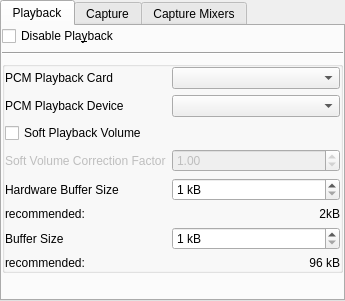
Above: plugins/alsa-sound/alsa-sound-configuration-ui.ui from pbek/kradio before the change. Below: the same form after it.
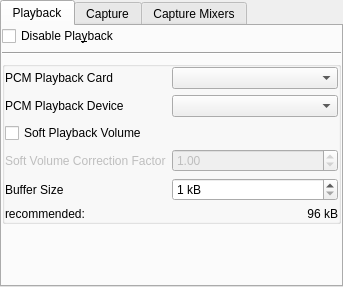
That is the form after the change. Custom widgets are drawn as their Qt base class.

Commit message: First step towards simplified alsa interface

The edit to the form file:
```diff
--- a/plugins/alsa-sound/alsa-sound-configuration-ui.ui
+++ b/plugins/alsa-sound/alsa-sound-configuration-ui.ui
@@ -6,8 +6,8 @@
    <rect>
     <x>0</x>
     <y>0</y>
-    <width>345</width>
-    <height>301</height>
+    <width>343</width>
+    <height>287</height>
    </rect>
   </property>
   <property name="windowTitle">
@@ -56,16 +56,6 @@
           <property name="margin">
            <number>0</number>
           </property>
-          <item row="4" column="0">
-           <widget class="QLabel" name="textLabel2_2_2">
-            <property name="text">
-             <string>Hardware Buffer Size</string>
-            </property>
-            <property name="wordWrap">
-             <bool>false</bool>
-            </property>
-           </widget>
-          </item>
           <item row="3" column="1">
            <widget class="QDoubleSpinBox" name="sbSoftVolumeCorrection">
             <property name="enabled">
@@ -89,31 +79,6 @@
             </property>
            </widget>
           </item>
-          <item row="4" column="1">
-           <widget class="KIntSpinBox" name="editHWBufferSize">
-            <property name="sizePolicy">
-             <sizepolicy hsizetype="MinimumExpanding" vsizetype="Fixed">
-              <horstretch>0</horstretch>
-              <verstretch>0</verstretch>
-             </sizepolicy>
-            </property>
-            <property name="suffix">
-             <string> kB</string>
-            </property>
-            <property name="minimum">
-             <number>1</number>
-            </property>
-            <property name="maximum">
-             <number>1024</number>
-            </property>
-            <property name="maxValue" stdset="0">
-             <number>1024</number>
-            </property>
-            <property name="minValue" stdset="0">
-             <number>1</number>
-            </property>
-           </widget>
-          </item>
           <item row="1" column="0">
            <widget class="QLabel" name="textLabel2_3">
             <property name="text">
@@ -154,7 +119,7 @@
             </property>
            </widget>
           </item>
-          <item row="6" column="0">
+          <item row="4" column="0">
            <widget class="QLabel" name="textLabel2_2_2_2">
             <property name="text">
              <string>Buffer Size</string>
@@ -174,7 +139,7 @@
             </property>
            </widget>
           </item>
-          <item row="6" column="1">
+          <item row="4" column="1">
            <widget class="KIntSpinBox" name="editBufferSize">
             <property name="sizePolicy">
              <sizepolicy hsizetype="MinimumExpanding" vsizetype="Fixed">
@@ -200,19 +165,6 @@
            </widget>
           </item>
           <item row="5" column="1">
-           <widget class="QLabel" name="textLabel2_2_3">
-            <property name="text">
-             <string>2kB</string>
-            </property>
-            <property name="alignment">
-             <set>Qt::AlignRight|Qt::AlignTrailing|Qt::AlignVCenter</set>
-            </property>
-            <property name="wordWrap">
-             <bool>false</bool>
-            </property>
-           </widget>
-          </item>
-          <item row="7" column="1">
            <widget class="QLabel" name="textLabel2_2_4">
             <property name="text">
              <string>96 kB</string>
@@ -226,16 +178,6 @@
            </widget>
           </item>
           <item row="5" column="0">
-           <widget class="QLabel" name="textLabel2_2_5">
-            <property name="text">
-             <string>recommended:</string>
-            </property>
-            <property name="wordWrap">
-             <bool>false</bool>
-            </property>
-           </widget>
-          </item>
-          <item row="7" column="0">
            <widget class="QLabel" name="textLabel2_2_6">
             <property name="text">
              <string>recommended:</string>
```
Left out of the diff: 14 changed lines with no effect on the pictures. The commit also changes 3 other files.
